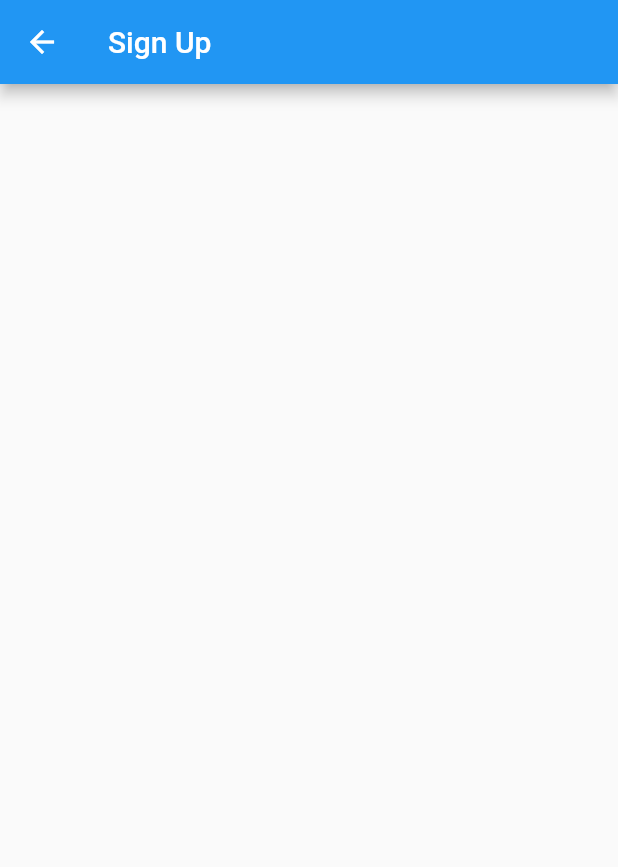
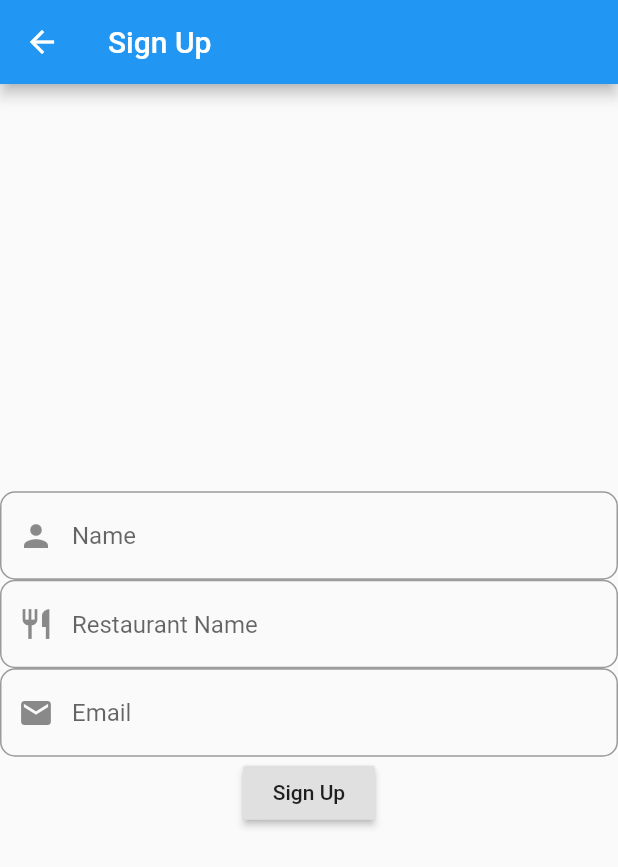
Before and after one commit to yash1200/Petals, a Flutter app: the SignUp screen opened directly, on a phone screen of 412 x 824 dp. Shown: the top 867 px of the screen. Run offline on Flutter 3.47's test engine with Material 2 defaults, Android fonts, the light colour scheme and no system bars; our stand-ins replace connectivity, firebase_auth, font_awesome_flutter; missing offline and left inert: qr_code_scanner; accounts and stored records are empty.

Commit message:
Sign Up added

```diff
--- a/petal_bussiness/lib/Firebase/LoginFunction.dart
+++ b/petal_bussiness/lib/Firebase/LoginFunction.dart
@@ -61,3 +61,8 @@ Future<bool> signInWithPhoneNumber(
     return false;
   }
 }
+
+Future<FirebaseUser> getUser() async {
+  FirebaseUser firebaseUser = await FirebaseAuth.instance.currentUser();
+  return firebaseUser;
+}
--- a/petal_bussiness/lib/views/login/SignUp.dart
+++ b/petal_bussiness/lib/views/login/SignUp.dart
@@ -1,4 +1,9 @@
+import 'package:firebase_auth/firebase_auth.dart';
 import 'package:flutter/material.dart';
+import 'package:petal_bussiness/Api_calls/ApiCall.dart';
+import 'package:petal_bussiness/Firebase/LoginFunction.dart';
+import 'package:petal_bussiness/Model/Restaurant.dart';
+import 'package:petal_bussiness/views/HomePage.dart';
 
 class SignUp extends StatefulWidget {
   @override
@@ -6,13 +11,109 @@ class SignUp extends StatefulWidget {
 }
 
 class _SignUpState extends State<SignUp> {
+  TextEditingController nameController = TextEditingController();
+  TextEditingController emailController = TextEditingController();
+  TextEditingController resNameController = TextEditingController();
+  final GlobalKey<FormState> key = GlobalKey<FormState>();
+  FirebaseUser firebaseUser;
+  Restaurant restaurant;
+
+  @override
+  void initState() {
+    // TODO: implement initState
+    super.initState();
+    getUser();
+  }
+
   @override
   Widget build(BuildContext context) {
     return Scaffold(
       appBar: AppBar(
         title: Text('Sign Up'),
       ),
-      body: Container(),
+      body: Form(
+        key: key,
+        child: Center(
+          child: Column(
+            mainAxisAlignment: MainAxisAlignment.center,
+            children: [
+              TextFormField(
+                controller: nameController,
+                onTap: () {
+                  key.currentState.reset();
+                },
+                decoration: InputDecoration(
+                  labelText: 'Name',
+                  alignLabelWithHint: true,
+                  prefixIcon: Icon(Icons.person),
+                  border: OutlineInputBorder(
+                    borderRadius: BorderRadius.circular(10),
+                  ),
+                ),
+                validator: (value) {
+                  if (value.isEmpty) return "Name required";
+                  return null;
+                },
+              ),
+              TextFormField(
+                controller: resNameController,
+                onTap: () {
+                  key.currentState.reset();
+                },
+                decoration: InputDecoration(
+                  labelText: 'Restaurant Name',
+                  alignLabelWithHint: true,
+                  prefixIcon: Icon(Icons.restaurant),
+                  border: OutlineInputBorder(
+                    borderRadius: BorderRadius.circular(10),
+                  ),
+                ),
+                validator: (value) {
+                  if (value.isEmpty) return "Name required";
+                  return null;
+                },
+              ),
+              TextFormField(
+                controller: emailController,
+                onTap: () {
+                  key.currentState.reset();
+                },
+                decoration: InputDecoration(
+                  labelText: 'Email',
+                  alignLabelWithHint: true,
+                  prefixIcon: Icon(Icons.mail),
+                  border: OutlineInputBorder(
+                    borderRadius: BorderRadius.circular(10),
+                  ),
+                ),
+              ),
+              RaisedButton(
+                onPressed: () {
+                  restaurant = Restaurant(
+                    name: resNameController.text,
+                    owner: nameController.text,
+                    email: emailController?.text,
+                    phone: firebaseUser.phoneNumber,
+                    ownerId: firebaseUser.uid,
+                    menus: [],
+                  );
+                  postRestaurant(restaurant).then(
+                    (value) => () {
+                      if (value) {
+                        Navigator.pushReplacement(context,
+                            MaterialPageRoute(builder: (context) {
+                          return HomePage();
+                        }));
+                      }
+                    },
+                  );
+                },
+                child: Text('Sign Up'),
+              ),
+            ],
+          ),
+        ),
+      ),
     );
   }
 }
```
Also changed, not shown: petal_bussiness/lib/Api_calls/ApiCall.dart (added, +17 -0 lines), petal_bussiness/lib/values/Strings.dart (added, +7 -0 lines), petal_bussiness/lib/views/HomePage.dart (+8 -1 lines), petal_bussiness/lib/views/login/CheckUser.dart (added, +28 -0 lines), petal_bussiness/lib/views/login/Confirm.dart (+5 -4 lines), 2 other files.
